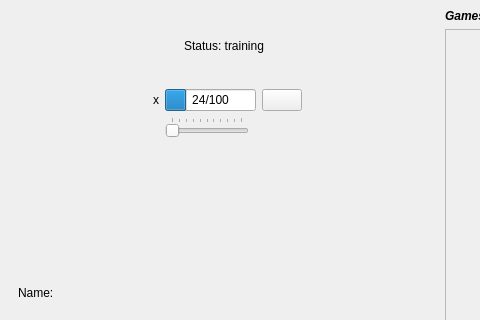
Qt form agent_detail.ui (francidellungo/Minigrid_HCI-project) before a commit; both pictures show x 0 to 480 and y 0 to 320 of the 884 by 450 pixel window.
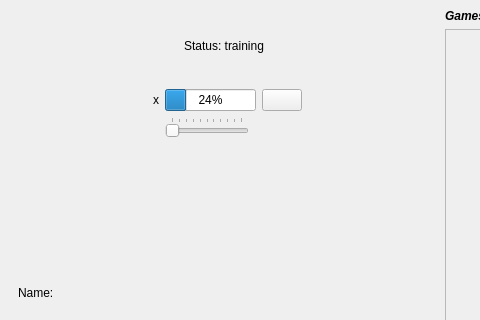
The same form after that commit.

Commit message: percentage in training progressbar

```diff
--- a/agent_detail.ui
+++ b/agent_detail.ui
@@ -72,7 +72,7 @@
            <number>24</number>
           </property>
           <property name="format">
-           <string>%v/%m</string>
+           <string>%p%</string>
           </property>
          </widget>
         </item>
```
The commit also changes 1 other file.
